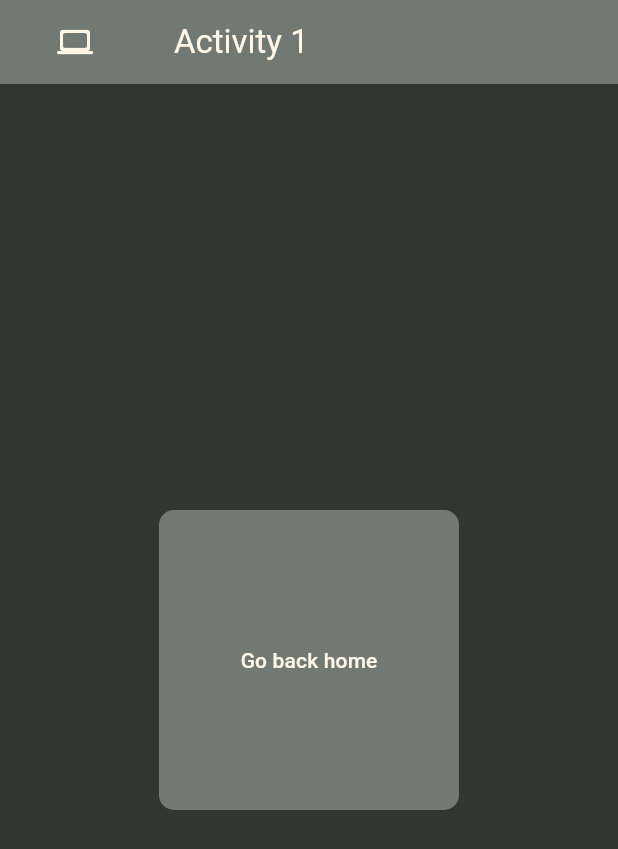
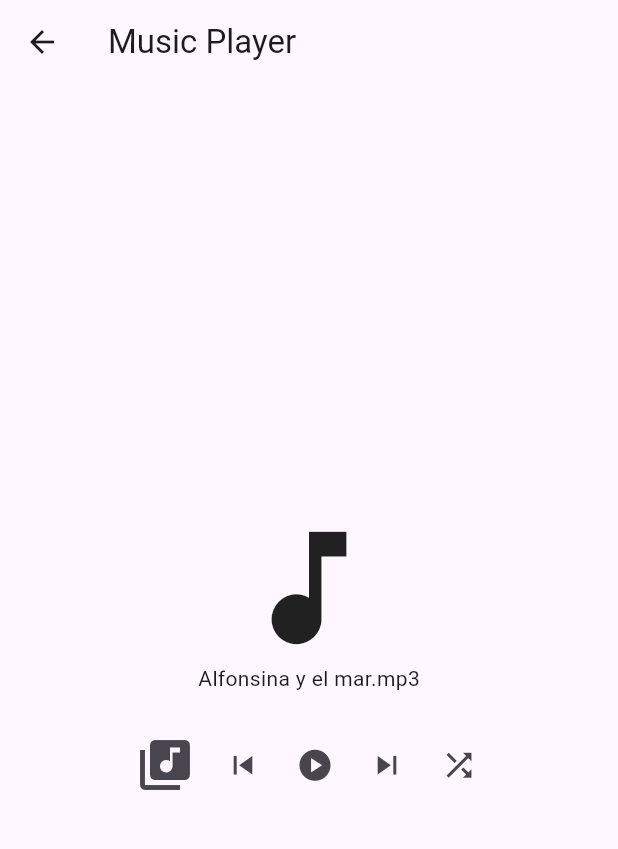
Before and after one commit to renminh/flutter-school, a Flutter app: the screen it shows after launch, after a tap on "Activity 1", on a phone screen of 412 x 824 dp. Shown: the top 849 px of the screen. Run offline on Flutter 3.47's test engine with Material 3 defaults, Android fonts, the phone set to English and light mode, and no system bars; our stand-ins replace audioplayers.

Commit message:
Add files via upload

```diff
--- a/lib/constants/secret.dart
+++ b/lib/constants/secret.dart
@@ -1,4 +1,4 @@
 class SecretText {
-  static const String header = "This is my app <hidden name>";
-  static const String headerSubtitle = "This is my description <hidden!>";
+  static const String header = "";
+  static const String headerSubtitle = "";
 }
--- a/lib/index.dart
+++ b/lib/index.dart
@@ -14,3 +14,6 @@ export 'pages/activity_three.dart'
 
 export 'pages/activity_two.dart'
   show ActivityTwoPage;
+
+export 'pages/music_player.dart'
+  show MusicPlayerPage;
--- a/lib/main.dart
+++ b/lib/main.dart
@@ -49,15 +49,6 @@ class Home extends StatelessWidget {
 
   @override
   Widget build(BuildContext context) {
-    /*
-     * getting the size of the window can be used from the MediaQuery class
-     * https://onlyflutter.com/how-to-get-the-screen-size-in-flutter/
-     * https://api.flutter.dev/flutter/widgets/MediaQueryData-class.html
-     */
-    final Size size = MediaQuery.sizeOf(context);
-    final double width = size.width;
-    final double height = size.height;
-
     return Scaffold(
       backgroundColor: ColorPalette.backgroundDark,
       appBar: AppBar(
@@ -87,6 +78,16 @@ class HomeButtons extends StatelessWidget {
 
   @override
   Widget build(BuildContext context) {
+
+    /*
+     * getting the size of the window can be used from the MediaQuery class
+     * https://onlyflutter.com/how-to-get-the-screen-size-in-flutter/
+     * https://api.flutter.dev/flutter/widgets/MediaQueryData-class.html
+     */
+    final Size size = MediaQuery.sizeOf(context);
+    final double width = size.width;
+    final double height = size.height;
+
     /*
      * this is so infuriating, if grid view does not respect the parent widget's constrains,
      * then i should just create a container widget that holds row and columns and then
@@ -102,11 +103,11 @@ class HomeButtons extends StatelessWidget {
         * TODO: read about this since i don't fully understand it yet
         * https://api.flutter.dev/flutter/rendering/SliverGridDelegateWithFixedCrossAxisCount/childAspectRatio.html
         */
-      childAspectRatio: 1,
+      childAspectRatio: 1.5,
       children: <Widget>[
         ActivityButton(
           color: ColorPalette.page1,
-          destinationRoute: ActivityOnePage(),
+          destinationRoute: MusicPlayerPage(),
           text: "Activity 1",
           description: "This contains everything about the first activity",
         ),
--- /dev/null
+++ b/lib/pages/music_player.dart
@@ -0,0 +1,162 @@
+import 'dart:collection';
+import 'dart:io'; /* https://api.dart.dev/dart-io/Directory-class.html */
+
+import 'package:flutter/material.dart';
+import 'package:audioplayers/audioplayers.dart';
+import 'dart:math';
+
+class MusicPlayerPage extends StatefulWidget {
+  MusicPlayerPage({super.key});
+
+  @override
+  _MusicPlayerState createState() =>_MusicPlayerState();
+}
+
+class _MusicPlayerState extends State<MusicPlayerPage> {
+  final AudioPlayer _audioPlayer = AudioPlayer();
+  int currentIndex = 0;
+  bool _isPlaying = false;
+
+  final List<String> _songs = [
+    'assets/music/Alfonsina y el mar.mp3',
+    'assets/music/Algo contigo.mp3',
+    'assets/music/Carinhoso.mp3',
+    'assets/music/Eu desespero.mp3',
+    'assets/music/Eu seu que vou te amar [diJUYlUFElM].mp3',
+    'assets/music/If the Moon Turns Green.mp3',
+    'assets/music/Imagina.mp3',
+    'assets/music/Oración del remanso.mp3',
+    'assets/music/Porque llorax blanca niña.mp3',
+    'assets/music/Quien lo diria.mp3'
+  ];
+
+  Future<void> _playSong(int index) async {
+    await _audioPlayer.stop();
+    await _audioPlayer.play(AssetSource(_songs[index].replaceFirst("assets/", "")));
+    setState(() {
+      currentIndex = index;
+      _isPlaying = true;
+    });
+  }
+
+  Future<void> _togglePlayPause() async {
+    if (_isPlaying) {
+      await _audioPlayer.pause();
+    } else {
+      await _audioPlayer.resume();
+    }
+    setState(() {
+      _isPlaying = !_isPlaying;
+    });
+  }
+
+  void _nextSong() {
+    currentIndex = (currentIndex + 1) % _songs.length;
+    setState(() {
+      _playSong(currentIndex);
+    });
+  }
+
+  void _prevSong() {
+    currentIndex = (currentIndex - 1) % _songs.length;
+    setState(() {
+      _playSong(currentIndex);
+    });
+  }
+
+  void _shuffleSong() {
+    /* inclusive <= int < exclusive */
+    currentIndex = Random().nextInt(_songs.length);
+    setState(() {
+      _playSong(currentIndex);
+    });
+  }
+
+  void _dispose() {
+    /* what is this function again */
+    setState(() {
+      _audioPlayer.stop();
+    });
+  }
+
+  @override
+  Widget build(BuildContext context) {
+    return Scaffold(
+      appBar: AppBar(
+        title: Text("Music Player"),
+      ),
+      body: Center(
+        child: Column(
+          mainAxisAlignment: MainAxisAlignment.center,
+          crossAxisAlignment: CrossAxisAlignment.center,
+          children: [
+            Icon(Icons.music_note, size: 100,),
+            SizedBox(
+              height: 40,
+              child: Text(_songs[currentIndex].split("/").last),),
+            Row(
+              mainAxisAlignment: MainAxisAlignment.center,
+              crossAxisAlignment: CrossAxisAlignment.center,
+              children: [
+                IconButton(
+                  onPressed: () {
+                    Navigator.push(
+                      context,
+                      MaterialPageRoute<void>(
+                        builder: (context) => SongListPage(
+                          songs: _songs,
+                          onSongSelected: _playSong
+                        ),
+                      )
+                    );
+                  },
+                  icon: Icon(Icons.library_music),
+                  iconSize: 40,
+                ),
+
+                IconButton(icon: Icon(Icons.skip_previous), iconSize: 25, onPressed: _prevSong),
+                IconButton(
+                  icon: Icon(Icons.play_circle),
+                  iconSize: 25,
+                  onPressed: () {
+                    _togglePlayPause();
+                  }
+                ),
+                IconButton(icon: Icon(Icons.skip_next), iconSize: 25, onPressed: _nextSong),
+                IconButton(icon: Icon(Icons.shuffle), iconSize: 25, onPressed: _shuffleSong),
+
+              ],
+            )
+          ],
+        )
+      ),
+    );
+  }
+}
+
+class SongListPage extends StatelessWidget {
+  final List<String> songs;
+  final Function(int) onSongSelected;
+
+  SongListPage({
+    required this.songs,
+    required this.onSongSelected,
+  });
+
+  @override
+  Widget build(BuildContext context) {
+    return Scaffold(
+      body: ListView.builder(
+        itemCount: songs.length,
+        itemBuilder: (context, index) {
+          String songName = songs[index].split("/").last;
+
+          return ListTile(
+            title: Text(songName),
+            onTap: () => onSongSelected(index),
+          );
+        }
+      )
+    );
+  }
+}
--- a/pubspec.yaml
+++ b/pubspec.yaml
@@ -9,6 +9,7 @@ environment:
 dependencies:
   flutter:
     sdk: flutter
+  audioplayers: ^6.0.0
 
 dev_dependencies:
   flutter_test:
@@ -17,3 +18,5 @@ dev_dependencies:
 
 flutter:
   uses-material-design: true
+  assets:
+    - assets/music/
```
Also changed, not shown: lib/constants/theme.dart (line endings or trailing spaces), lib/pages/activity_four.dart (line endings or trailing spaces), lib/pages/activity_one.dart (line endings or trailing spaces), lib/pages/activity_three.dart (line endings or trailing spaces), lib/pages/activity_two.dart (line endings or trailing spaces), lib/widgets/activity_button.dart (line endings or trailing spaces), lib/widgets/go_back_button.dart (line endings or trailing spaces).
